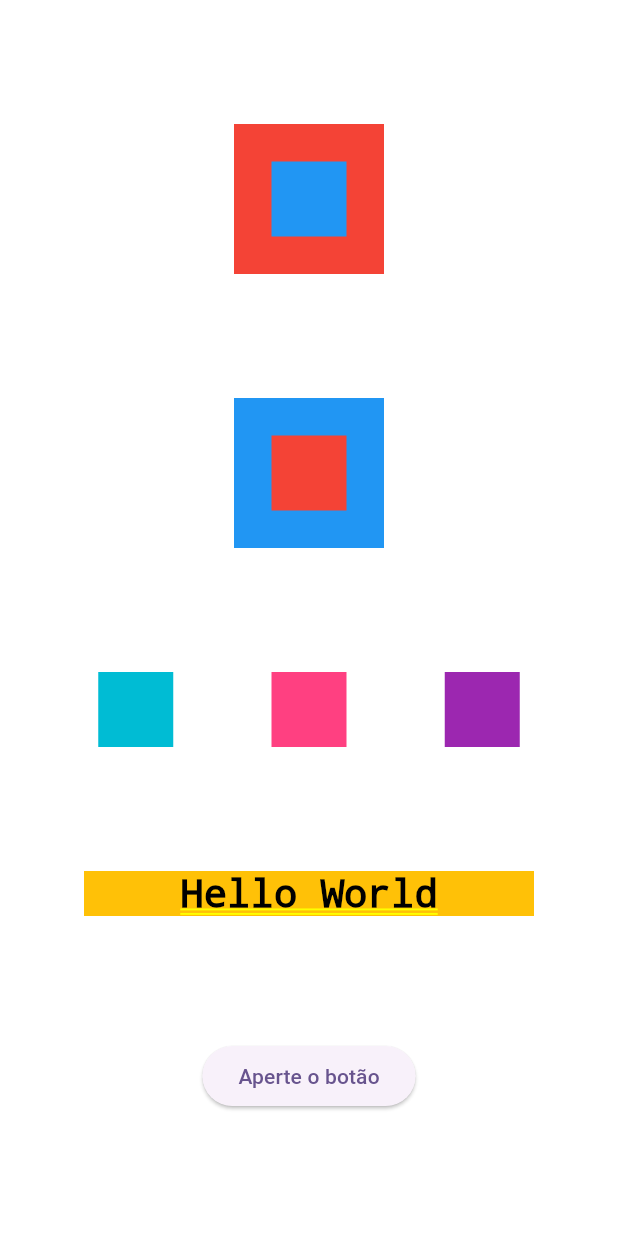
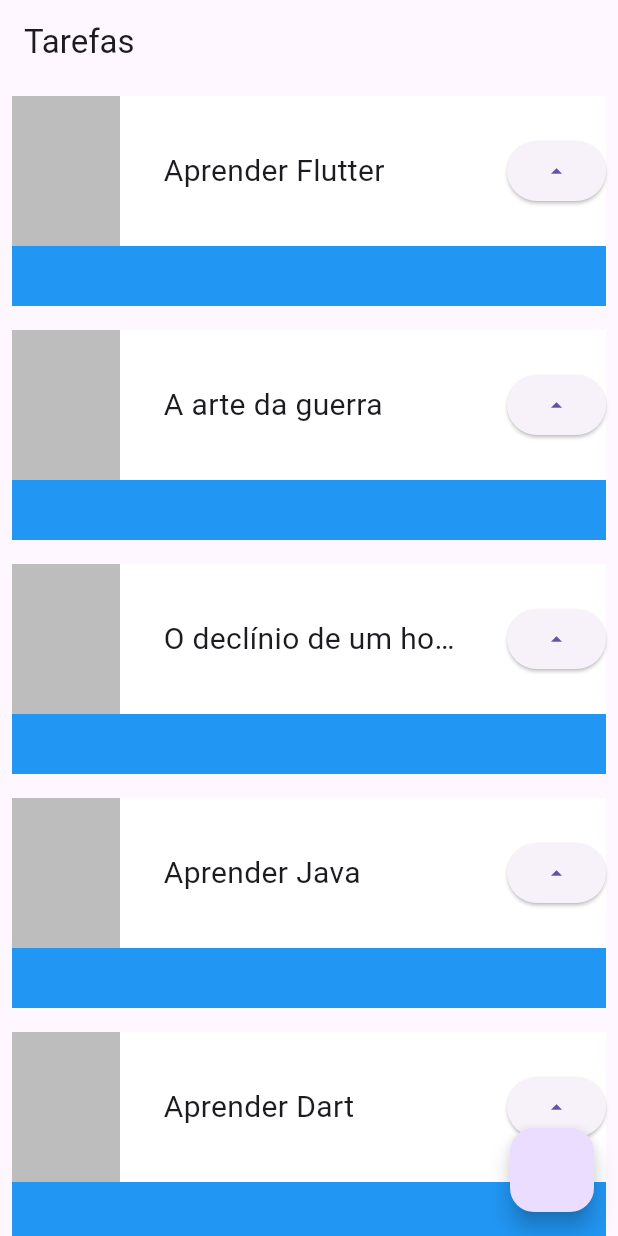
Before and after one commit to rennan-dev/app-flutter, a Flutter app: the screen it shows after launch, on a phone screen of 412 x 824 dp. Run offline on Flutter 3.47's test engine with Material 3 defaults, Android fonts, the phone set to English and light mode, and no system bars.

Commit message:
feat: adicionando componentes da tela inicial

```diff
--- a/projeto/lib/main.dart
+++ b/projeto/lib/main.dart
@@ -12,43 +12,53 @@ class MyApp extends StatelessWidget {
     return MaterialApp(
       title: 'Flutter Demo',
       theme: ThemeData(
-        colorScheme: ColorScheme.fromSeed(seedColor: Colors.deepPurple),
-        useMaterial3: true,
+        primarySwatch: Colors.blue,
       ),
-      home: Container(
-        color: Colors.white,
-        child: Column(
-          mainAxisAlignment: MainAxisAlignment.spaceEvenly,
-          crossAxisAlignment: CrossAxisAlignment.center,
+      home: Scaffold(
+        appBar: AppBar(
+          title: Text('Tarefas'),
+        ),
+        body: ListView(
           children: [
-            Stack(
-              alignment: AlignmentDirectional.center,
+            Task('Aprender Flutter'),
+            Task('A arte da guerra'),
+            Task('O declínio de um homem'),
+            Task('Aprender Java'),
+            Task('Aprender Dart'),
+            Task('Aprender C++'),
+            Task('Aprender Node.Js'),
+          ],
+        ),
+        floatingActionButton: FloatingActionButton(onPressed: (){print('botao precionado');}),
+      ),
+    );
+  }
+}
+
+
+
+class Task extends StatelessWidget {
+  final String titulo;
+  const Task(this.titulo, {super.key});
+
+  @override
+  Widget build(BuildContext context) {
+    return Padding(
+      padding: const EdgeInsets.all(8.0),
+      child: Container(
+        child: Stack(
+          children: [
+            Container(color: Colors.blue, height: 140,),
+            Container(color: Colors.white, height: 100, child: Row(
+              mainAxisAlignment: MainAxisAlignment.spaceBetween,
               children: [
-                Container(color: Colors.red, height: 100, width: 100,),
-                Container(color: Colors.blue, height: 50, width: 50,),
+                Container(color: Colors.black26, height: 100, width: 72,),
+                Container(
+                    width: 200,
+                    child: Text(titulo, style: TextStyle(fontSize: 20), overflow: TextOverflow.ellipsis,)),
+                ElevatedButton(onPressed: (){}, child: Icon(Icons.arrow_drop_up))
               ],
-            ),
-            Stack(
-              alignment: AlignmentDirectional.center,
-              children: [
-                Container(color: Colors.blue, height: 100, width: 100,),
-                Container(color: Colors.red, height: 50, width: 50,),
-              ],
-            ),
-            Row(
-              mainAxisAlignment: MainAxisAlignment.spaceEvenly,
-              crossAxisAlignment: CrossAxisAlignment.center,
-              children: [
-                Container(color: Colors.cyan, height: 50, width: 50,),
-                Container(color: Colors.pinkAccent, height: 50, width: 50,),
-                Container(color: Colors.purple, height: 50, width: 50,),
-              ],
-            ),
-            Container(
-              color: Colors.amber, height: 30, width: 300,
-              child: Text('Hello World', style: TextStyle(color: Colors.black, fontSize: 26, ), textAlign: TextAlign.center,),
-            ),
-            ElevatedButton(onPressed: (){print('Botão apertado');}, child: Text('Aperte o botão'))
+            ),)
           ],
         ),
       ),
```
Also changed, not shown: projeto/lib/minha_primeira_tela.dart (added, +37 -0 lines).
